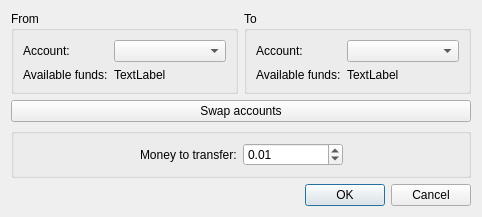
Qt form src/moneyTransferDialog.ui (d2uriel/Budget) before a commit.
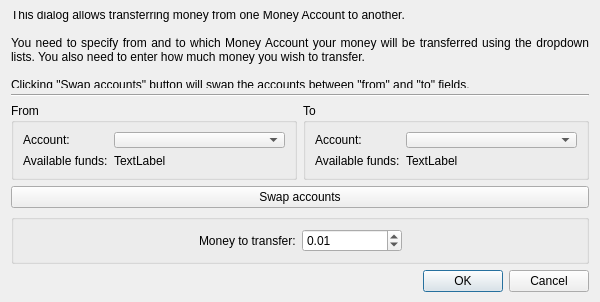
The same form after that commit.

Commit message: Added help text labels to all dialogs. They can be toggled on or off by F1 shortcut or Help > Hide help texts in dialogs.

Diff of the .ui file:
```diff
--- a/src/moneyTransferDialog.ui
+++ b/src/moneyTransferDialog.ui
@@ -6,14 +6,38 @@
    <rect>
     <x>0</x>
     <y>0</y>
-    <width>482</width>
-    <height>196</height>
+    <width>600</width>
+    <height>300</height>
    </rect>
   </property>
   <property name="windowTitle">
    <string>Dialog</string>
   </property>
   <layout class="QVBoxLayout" name="verticalLayout">
+   <item>
+    <widget class="QLabel" name="label_helpText">
+     <property name="text">
+      <string>This dialog allows transferring money from one Money Account to another.
+
+You need to specify from and to which Money Account your money will be transferred using the dropdown lists. You also need to enter how much money you wish to transfer.
+
+Clicking &quot;Swap accounts&quot; button will swap the accounts between &quot;from&quot; and &quot;to&quot; fields. </string>
+     </property>
+     <property name="alignment">
+      <set>Qt::AlignJustify|Qt::AlignVCenter</set>
+     </property>
+     <property name="wordWrap">
+      <bool>true</bool>
+     </property>
+    </widget>
+   </item>
+   <item>
+    <widget class="Line" name="line">
+     <property name="orientation">
+      <enum>Qt::Horizontal</enum>
+     </property>
+    </widget>
+   </item>
    <item>
     <layout class="QHBoxLayout" name="horizontalLayout">
      <item>
```
Left out of the diff: 5 changed lines with no effect on the pictures. The commit also changes 30 other files.
